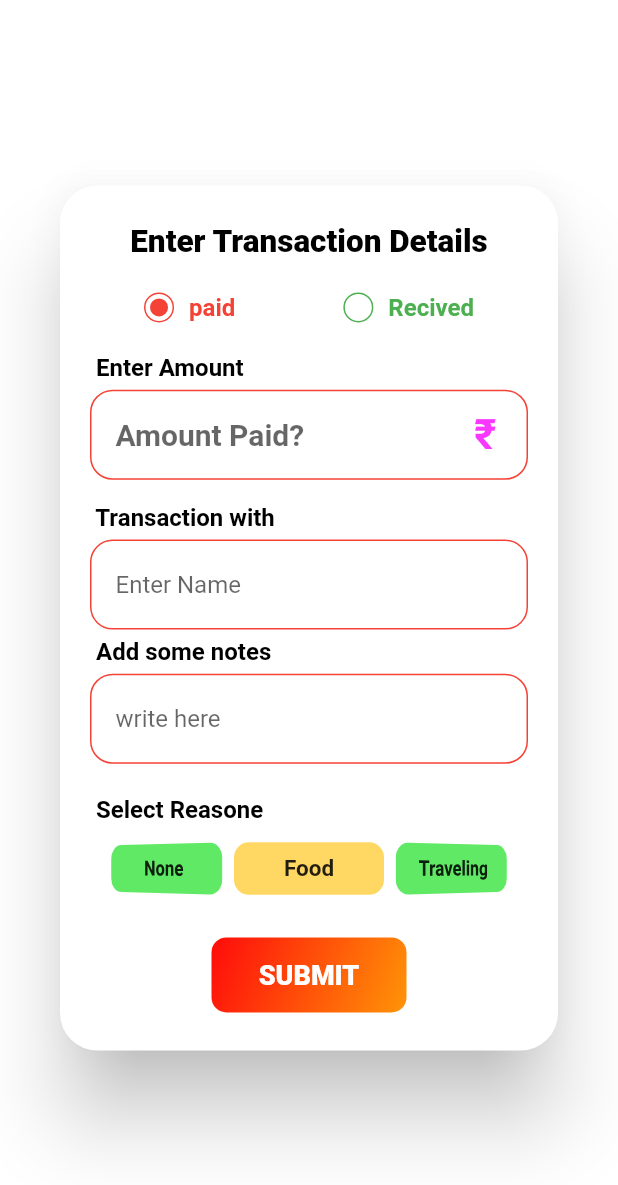
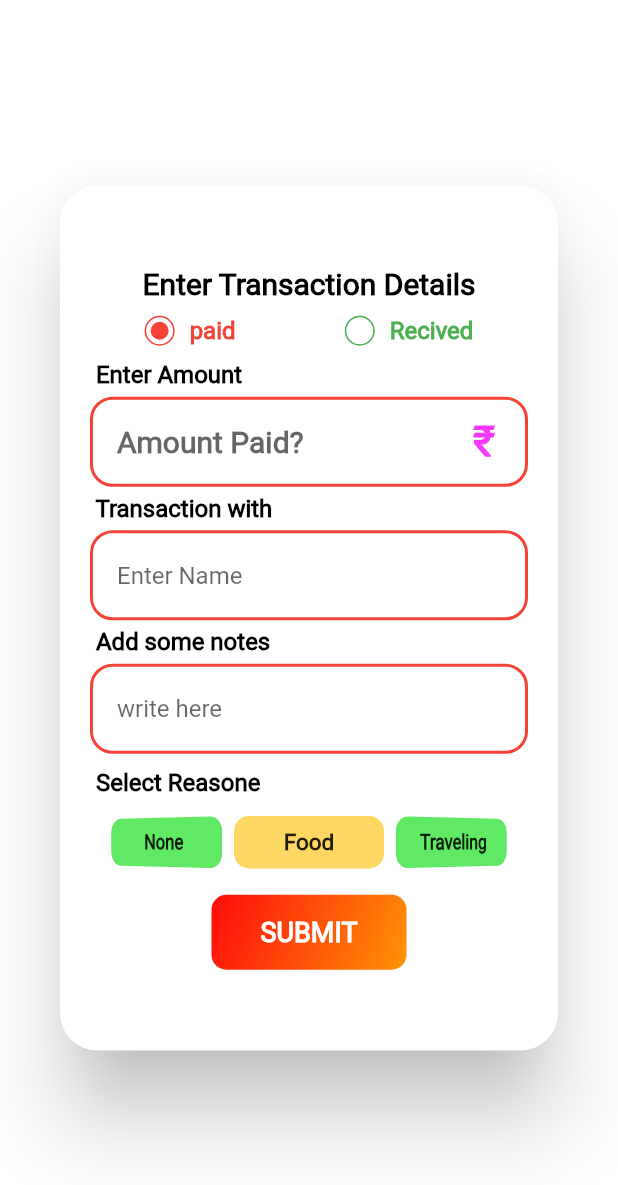
Before and after one commit to joysarkar18/Expense-Tracker-app, a Flutter app: the AddTransactionAlert widget shown alone on an empty page, opened directly, on a phone screen of 412 x 824 dp. Shown: the top 1185 px of the screen. Run offline on Flutter 3.47's test engine with Material 2 defaults, Android fonts, the phone set to English and light mode, and no system bars; our stand-ins replace cloud_firestore, email_validator, firebase_auth, firebase_core, flutter_screenutil, get and 2 more; missing offline and left inert: chart_sparkline, dart:ffi, mrx_charts; accounts and stored records are empty.

Commit message:
flexible ui

```diff
--- a/lib/widgets/add_transaction.dart
+++ b/lib/widgets/add_transaction.dart
@@ -1,5 +1,6 @@
 import 'package:expense_app/Controller/TransactionController/transaction_controller.dart';
 import 'package:flutter/material.dart';
+import 'package:flutter_screenutil/flutter_screenutil.dart';
 import 'package:get/get.dart';
 
 class AddTransactionAlert extends StatefulWidget {
@@ -26,18 +27,21 @@ class _AddTransactionAlertState extends State<AddTransactionAlert> {
             padding: const EdgeInsets.all(20),
             height: Get.height * 0.7,
             width: Get.width,
+            child: Center(
+              child: SingleChildScrollView(
+                physics: const BouncingScrollPhysics(),
                 child: Column(
                   mainAxisSize: MainAxisSize.min,
                   mainAxisAlignment: MainAxisAlignment.spaceEvenly,
                   children: [
-                const Text("Enter Transaction Details",
+                    Text("Enter Transaction Details",
                         style: TextStyle(
                           fontWeight: FontWeight.w900,
-                      fontSize: 21,
+                          fontSize: 20.sp,
                           color: Colors.black,
                         )),
-                const SizedBox(
-                  height: 10,
+                    SizedBox(
+                      height: 10.h,
                     ),
                     Obx(
                       () => SizedBox(
@@ -64,8 +68,8 @@ class _AddTransactionAlertState extends State<AddTransactionAlert> {
                                       ),
                                     ),
                                     padding: const EdgeInsets.all(3),
-                                child:
-                                    transactionController.paidOrRecived.value ==
+                                    child: transactionController
+                                                .paidOrRecived.value ==
                                             0
                                         ? Container(
                                             height: 18,
@@ -78,11 +82,11 @@ class _AddTransactionAlertState extends State<AddTransactionAlert> {
                                         : Container(),
                                   ),
                                   const SizedBox(width: 10),
-                              const Text(
+                                  Text(
                                     "paid",
                                     style: TextStyle(
                                       color: Colors.red,
-                                  fontSize: 16,
+                                      fontSize: 16.sp,
                                       fontWeight: FontWeight.bold,
                                     ),
                                   ),
@@ -108,8 +112,8 @@ class _AddTransactionAlertState extends State<AddTransactionAlert> {
                                       ),
                                     ),
                                     padding: const EdgeInsets.all(3),
-                                child:
-                                    transactionController.paidOrRecived.value ==
+                                    child: transactionController
+                                                .paidOrRecived.value ==
                                             1
                                         ? Container(
                                             height: 18,
@@ -122,11 +126,11 @@ class _AddTransactionAlertState extends State<AddTransactionAlert> {
                                         : Container(),
                                   ),
                                   const SizedBox(width: 10),
-                              const Text(
+                                  Text(
                                     "Recived",
                                     style: TextStyle(
                                       color: Colors.green,
-                                  fontSize: 16,
+                                      fontSize: 16.sp,
                                       fontWeight: FontWeight.bold,
                                     ),
                                   ),
@@ -160,6 +164,7 @@ class _AddTransactionAlertState extends State<AddTransactionAlert> {
                             borderRadius:
                                 const BorderRadius.all(Radius.circular(15)),
                             border: Border.all(
+                              width: 2,
                               color: Colors.red,
                             ),
                           ),
@@ -169,12 +174,13 @@ class _AddTransactionAlertState extends State<AddTransactionAlert> {
                                   child: Obx(
                                 () => TextFormField(
                                   style: const TextStyle(
-                                  fontSize: 20.0, fontWeight: FontWeight.bold),
+                                      fontSize: 20.0,
+                                      fontWeight: FontWeight.bold),
                                   keyboardType: TextInputType.number,
                                   cursorColor: Colors.red,
                                   decoration: InputDecoration(
-                                hintText:
-                                    transactionController.paidOrRecived.value ==
+                                    hintText: transactionController
+                                                .paidOrRecived.value ==
                                             0
                                         ? "Amount Paid?"
                                         : "Amount Recived!",
@@ -187,7 +193,8 @@ class _AddTransactionAlertState extends State<AddTransactionAlert> {
                               // const SizedBox(width: 20),
                               Container(
                                 height: 60,
-                            padding: const EdgeInsets.symmetric(vertical: 2),
+                                padding:
+                                    const EdgeInsets.symmetric(vertical: 2),
                                 child: const Center(
                                   child: Text(
                                     "₹",
@@ -227,6 +234,7 @@ class _AddTransactionAlertState extends State<AddTransactionAlert> {
                             borderRadius:
                                 const BorderRadius.all(Radius.circular(15)),
                             border: Border.all(
+                              width: 2,
                               color: Colors.red,
                             ),
                           ),
@@ -245,6 +253,9 @@ class _AddTransactionAlertState extends State<AddTransactionAlert> {
                           ),
                         ),
                       ],
+                    ),
+                    const SizedBox(
+                      height: 5,
                     ),
                     Column(
                       crossAxisAlignment: CrossAxisAlignment.start,
@@ -266,6 +277,7 @@ class _AddTransactionAlertState extends State<AddTransactionAlert> {
                             borderRadius:
                                 const BorderRadius.all(Radius.circular(15)),
                             border: Border.all(
+                              width: 2,
                               color: Colors.red,
                             ),
                           ),
@@ -336,6 +348,8 @@ class _AddTransactionAlertState extends State<AddTransactionAlert> {
                     ),
                   ],
                 ),
+              ),
+            ),
           )),
     );
   }
@@ -356,7 +370,7 @@ Widget _reasonListTile() {
     "Party",
   ];
 
-  return Container(
+  return SizedBox(
     height: 50,
     width: Get.width,
     child: RotatedBox(
```
Also changed, not shown: lib/Screens/Home/home_screen.dart (+58 -13 lines), lib/Screens/Navigation/buttom_nav_bar.dart (+6 -1 lines), lib/main.dart (+10 -6 lines), pubspec.yaml (+8 -6 lines), Assets/Fonts/Roboto-Regular.ttf (added), pubspec.lock. Lines whose indentation alone changed are shown as unchanged.
